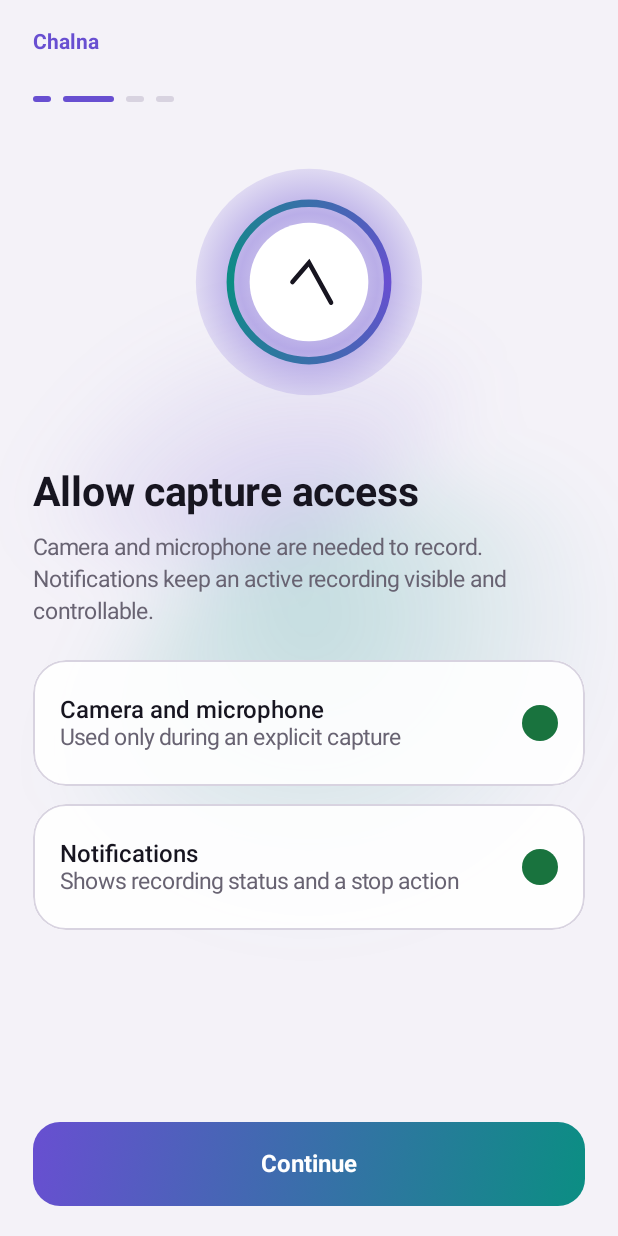
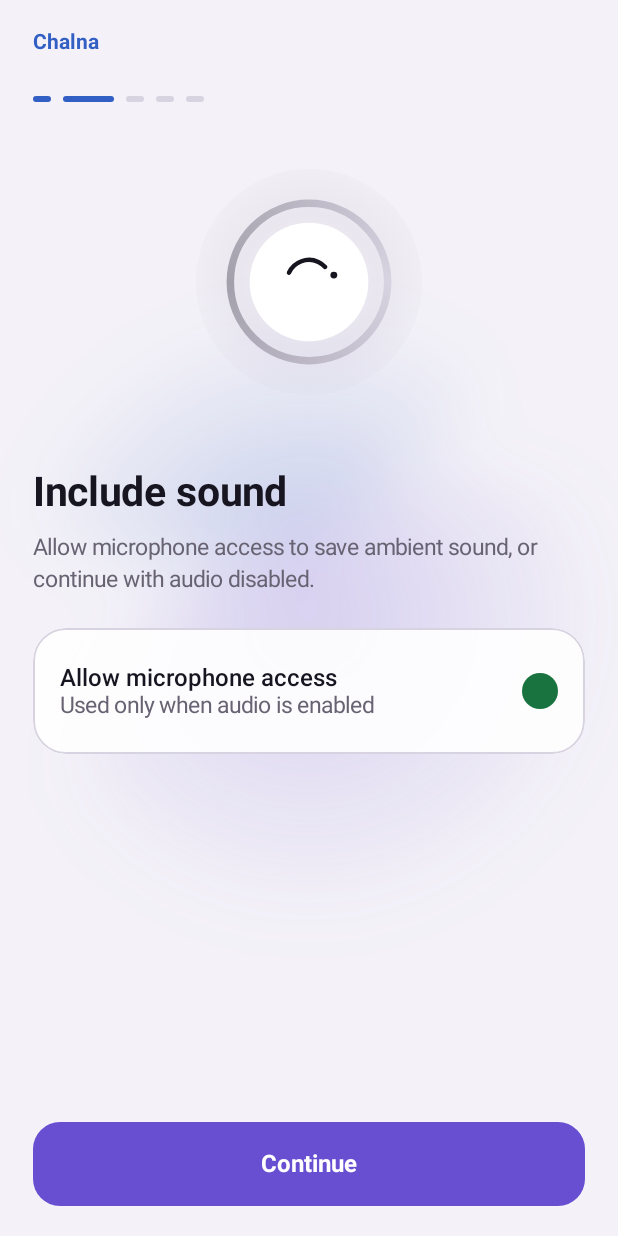
Before and after one commit to sampple-korea/chalna-android, an Android app built with Jetpack Compose: the screen it shows after launch (MainActivity), after a tap on "Continue", on a phone screen of 412 x 824 dp. Run offline under Robolectric (Android 15) with nearby library versions, the phone set to English and light mode, and no system bars; 1 other tap on this screen came first.

Commit message:
feat: refine setup and state-driven Aura

```diff
--- a/app/src/main/java/app/chalna/capture/ui/ChalnaApp.kt
+++ b/app/src/main/java/app/chalna/capture/ui/ChalnaApp.kt
@@ -32,7 +32,6 @@ import androidx.compose.ui.geometry.Offset
 import androidx.compose.ui.geometry.Size
 import androidx.compose.ui.graphics.Brush
 import androidx.compose.ui.graphics.Color
-import androidx.compose.ui.graphics.Path
 import androidx.compose.ui.graphics.StrokeCap
 import androidx.compose.ui.graphics.drawscope.Stroke
 import androidx.compose.ui.platform.LocalContext
@@ -121,14 +120,21 @@ private fun FluidBackdrop(static: Boolean) {
 private fun SetupFlow(state: ChalnaUiState, d: UiDependencies) {
     var step by rememberSaveable { mutableIntStateOf(0) }
     BackHandler(enabled = step > 0) { step-- }
-    val titles = listOf(R.string.setup_title_1, R.string.setup_title_2, R.string.setup_title_3, R.string.setup_title_4)
-    val bodies = listOf(R.string.setup_body_1, R.string.setup_body_2, R.string.setup_body_3, R.string.setup_body_4)
+    val titles = listOf(R.string.setup_title_1, R.string.setup_title_2, R.string.setup_title_3, R.string.setup_title_4, R.string.setup_title_5)
+    val bodies = listOf(R.string.setup_body_1, R.string.setup_body_2, R.string.setup_body_3, R.string.setup_body_4, R.string.setup_body_5)
+    val canContinue = when (step) {
+        0 -> state.cameraGranted
+        1 -> state.microphoneGranted || !state.sound
+        2 -> state.notificationsGranted
+        3 -> state.assistantSelected
+        else -> state.cameraGranted && (state.microphoneGranted || !state.sound) && state.notificationsGranted && state.assistantSelected
+    }
     ScreenColumn {
         TextLabel(stringResource(R.string.app_name), 14, ChalnaTheme.colors.accent, FontWeight.Bold)
         Spacer(Modifier.height(28.dp))
         StepDots(step)
         Spacer(Modifier.height(28.dp))
-        Aura(Modifier.align(Alignment.CenterHorizontally), active = step == 3, reducedMotion = state.reducedMotion)
+        Aura(Modifier.align(Alignment.CenterHorizontally), phase = if (step == 4) CapturePhase.READY else null, reducedMotion = state.reducedMotion)
         Spacer(Modifier.height(32.dp))
         AnimatedContent(step, label = "setup") { value ->
             Column {
@@ -137,27 +143,31 @@ private fun SetupFlow(state: ChalnaUiState, d: UiDependencies) {
                 Body(stringResource(bodies[value]))
                 Spacer(Modifier.height(24.dp))
                 when (value) {
-                    1 -> PermissionRows(state, d)
-                    2 -> ActionCard(R.string.open_assistant_settings, R.string.assistant_settings_hint, state.assistantSelected, d::openAssistantSettings)
-                    3 -> SummaryCard(state)
+                    0 -> ActionCard(R.string.allow_camera, R.string.camera_permission_hint, state.cameraGranted, d::requestCamera)
+                    1 -> AudioPermission(state, d)
+                    2 -> ActionCard(R.string.allow_notifications, R.string.notifications_hint, state.notificationsGranted, d::requestNotifications)
+                    3 -> ActionCard(R.string.open_assistant_settings, R.string.assistant_settings_hint, state.assistantSelected, d::openAssistantSettings)
+                    4 -> SummaryCard(state)
                 }
             }
         }
         Spacer(Modifier.weight(1f))
-        PrimaryButton(stringResource(if (step == 3) R.string.finish else R.string.continue_label), enabled = step != 1 || (state.cameraGranted && (state.microphoneGranted || !state.sound) && state.notificationsGranted)) {
-            if (step == 3) d.finishSetup() else step++
+        PrimaryButton(stringResource(if (step == 4) R.string.finish else R.string.continue_label), enabled = canContinue) {
+            if (step == 4) d.finishSetup() else step++
         }
     }
 }
 
-@Composable private fun PermissionRows(s: ChalnaUiState, d: UiDependencies) {
-    ActionCard(R.string.camera_microphone, R.string.camera_microphone_hint, s.cameraGranted && (s.microphoneGranted || !s.sound), d::requestCameraAndMicrophone)
+@Composable private fun AudioPermission(s: ChalnaUiState, d: UiDependencies) {
+    ActionCard(R.string.allow_microphone, R.string.microphone_permission_hint, s.microphoneGranted, d::requestMicrophone)
     if (!s.microphoneGranted && s.sound) {
         Spacer(Modifier.height(10.dp))
         SecondaryButton(stringResource(R.string.use_without_audio)) { d.setSound(false) }
     }
-    Spacer(Modifier.height(12.dp))
-    ActionCard(R.string.notifications, R.string.notifications_hint, s.notificationsGranted, d::requestNotifications)
+    if (!s.sound) {
+        Spacer(Modifier.height(10.dp))
+        TextLabel(stringResource(R.string.audio_disabled_ready), 14, ChalnaTheme.colors.positive)
+    }
 }
 
 @Composable private fun SummaryCard(s: ChalnaUiState) = GlassCard {
@@ -187,7 +197,7 @@ private fun SetupFlow(state: ChalnaUiState, d: UiDependencies) {
         IconButton(stringResource(R.string.settings)) { navigate(Route.CAPTURE) }
     }
     Spacer(Modifier.height(32.dp))
-    Aura(Modifier.align(Alignment.CenterHorizontally), active = s.phase == CapturePhase.RECORDING, reducedMotion = s.reducedMotion || s.powerSaver)
+    Aura(Modifier.align(Alignment.CenterHorizontally), phase = s.phase, reducedMotion = s.reducedMotion || s.powerSaver)
     Spacer(Modifier.height(24.dp))
     TextLabel(phaseTitle(s), 30, ChalnaTheme.colors.text, FontWeight.Bold, Modifier.fillMaxWidth(), TextAlign.Center)
     if (s.phase == CapturePhase.RECORDING || s.phase == CapturePhase.STOPPING) TextLabel(formatDuration(s.durationSeconds), 20, ChalnaTheme.colors.muted, FontWeight.Medium, Modifier.fillMaxWidth(), TextAlign.Center)
@@ -195,7 +205,7 @@ private fun SetupFlow(state: ChalnaUiState, d: UiDependencies) {
     s.errorMessage?.let { TextLabel(it, 14, ChalnaTheme.colors.danger, modifier = Modifier.fillMaxWidth(), align = TextAlign.Center) }
     Spacer(Modifier.height(22.dp))
     if (s.phase == CapturePhase.RECORDING) {
-        PrimaryButton(stringResource(R.string.stop_capture), onClick = d::toggleCapture)
+        StopButton(stringResource(R.string.stop_capture), onClick = d::toggleCapture)
     } else if (s.phase == CapturePhase.SAVED) {
         PrimaryButton(stringResource(R.string.open_video), onClick = d::openLastCapture)
     } else {
@@ -269,7 +279,7 @@ private fun SetupFlow(state: ChalnaUiState, d: UiDependencies) {
 }
 
 @Composable private fun AboutScreen(back: () -> Unit) = DetailScreen(R.string.about_privacy, back) {
-    Aura(Modifier.align(Alignment.CenterHorizontally).size(110.dp), false, true)
+    Aura(Modifier.align(Alignment.CenterHorizontally).size(110.dp), CapturePhase.READY, true)
     Spacer(Modifier.height(18.dp)); Heading(stringResource(R.string.app_name))
     Body(stringResource(R.string.version_info, BuildConfig.VERSION_NAME))
     Spacer(Modifier.height(24.dp)); Section(R.string.privacy)
@@ -285,7 +295,8 @@ private fun SetupFlow(state: ChalnaUiState, d: UiDependencies) {
 
 @Composable private fun ScreenColumn(content: @Composable ColumnScope.() -> Unit) = Column(Modifier.fillMaxSize().verticalScroll(rememberScrollState()).padding(horizontal = 22.dp, vertical = 20.dp), content = content)
 
-@Composable private fun Aura(modifier: Modifier = Modifier, active: Boolean, reducedMotion: Boolean) {
+@Composable private fun Aura(modifier: Modifier = Modifier, phase: CapturePhase?, reducedMotion: Boolean) {
+    val active = phase == CapturePhase.RECORDING
     val pulse = if (active && !reducedMotion) {
         val transition = rememberInfiniteTransition(label = "aura")
         val value by transition.animateFloat(.82f, 1f, infiniteRepeatable(tween(1200), RepeatMode.Reverse), label = "pulse")
@@ -293,17 +304,30 @@ private fun SetupFlow(state: ChalnaUiState, d: UiDependencies) {
     } else .82f
     val c = ChalnaTheme.colors
     val description = stringResource(if (active) R.string.aura_recording else R.string.aura_idle)
+    val ringColors = when (phase) {
+        CapturePhase.RECORDING -> listOf(c.accent, Color(0xFFFF76AF), c.danger, c.accent2, c.accent)
+        CapturePhase.STOPPING -> listOf(c.accent2, c.positive, c.accent2)
+        CapturePhase.ERROR -> listOf(c.warning, c.danger, c.warning)
+        null -> listOf(c.outline, c.muted.copy(alpha = .55f), c.outline)
+        else -> listOf(c.accent, c.accent2, c.accent)
+    }
+    val atmosphere = when (phase) {
+        CapturePhase.ERROR -> c.warning
+        CapturePhase.RECORDING -> c.danger
+        null -> c.outline
+        else -> c.accent
+    }
     Canvas(modifier.size(184.dp).semantics { contentDescription = description }) {
         val radius = size.minDimension / 2
-        drawCircle(Brush.radialGradient(listOf(c.accent.copy(.08f), c.accent.copy(.42f), Color.Transparent)), radius * pulse)
-        drawCircle(Brush.sweepGradient(listOf(c.accent, c.accent2, c.accent)), radius * .57f, style = Stroke(5.dp.toPx(), cap = StrokeCap.Round))
+        drawCircle(Brush.radialGradient(listOf(atmosphere.copy(.08f), atmosphere.copy(.38f), Color.Transparent)), radius * pulse)
+        drawCircle(Brush.sweepGradient(ringColors), radius * .57f, style = Stroke(5.dp.toPx(), cap = StrokeCap.Round))
         drawCircle(c.surfaceHigh, radius * .43f)
-        val path = Path().apply { moveTo(center.x - radius*.12f, center.y); lineTo(center.x, center.y-radius*.14f); lineTo(center.x+radius*.16f, center.y+radius*.15f) }
-        drawPath(path, c.text, style = Stroke(3.dp.toPx(), cap = StrokeCap.Round))
+        drawArc(c.text, 205f, 112f, false, Offset(center.x - radius * .16f, center.y - radius * .16f), Size(radius * .32f, radius * .32f), style = Stroke(3.dp.toPx(), cap = StrokeCap.Round))
+        drawCircle(c.text, radius * .025f, Offset(center.x + radius * .18f, center.y - radius * .05f))
     }
 }
 
-@Composable private fun StepDots(step: Int) = Row(horizontalArrangement = Arrangement.spacedBy(8.dp)) { repeat(4) { Box(Modifier.height(4.dp).width(if (it == step) 34.dp else 12.dp).clip(CircleShape).background(if (it <= step) ChalnaTheme.colors.accent else ChalnaTheme.colors.outline)) } }
+@Composable private fun StepDots(step: Int) = Row(horizontalArrangement = Arrangement.spacedBy(8.dp)) { repeat(5) { Box(Modifier.height(4.dp).width(if (it == step) 34.dp else 12.dp).clip(CircleShape).background(if (it <= step) ChalnaTheme.colors.accent else ChalnaTheme.colors.outline)) } }
 @Composable private fun GlassCard(content: @Composable ColumnScope.() -> Unit) = Column(Modifier.fillMaxWidth().clip(RoundedCornerShape(22.dp)).background(ChalnaTheme.colors.surface).border(1.dp, ChalnaTheme.colors.outline, RoundedCornerShape(22.dp)).padding(18.dp), content = content)
 @Composable private fun ActionCard(title: Int, body: Int, done: Boolean, click: () -> Unit) = GlassCard { Row(Modifier.clickableNoRipple(click = click).heightIn(min = 48.dp), verticalAlignment = Alignment.CenterVertically) { Column(Modifier.weight(1f)) { TextLabel(stringResource(title), 16, ChalnaTheme.colors.text, FontWeight.SemiBold); Body(stringResource(body)) }; StatusDot(done) } }
 @Composable private fun InfoCard(title: Int, body: Int, vararg args: Any) { Spacer(Modifier.height(10.dp)); GlassCard { TextLabel(stringResource(title), 16, ChalnaTheme.colors.text, FontWeight.SemiBold); Spacer(Modifier.height(4.dp)); Body(stringResource(body, *args)) } }
@@ -315,7 +339,8 @@ private fun SetupFlow(state: ChalnaUiState, d: UiDependencies) {
 @Composable private fun Toggle(on: Boolean) = Box(Modifier.width(48.dp).height(28.dp).clip(CircleShape).background(if(on) ChalnaTheme.colors.accent else ChalnaTheme.colors.outline).padding(3.dp), contentAlignment = if(on) Alignment.CenterEnd else Alignment.CenterStart) { Box(Modifier.size(22.dp).clip(CircleShape).background(Color.White)) }
 @Composable private fun Chevron() { val muted = ChalnaTheme.colors.muted; Canvas(Modifier.size(48.dp).padding(17.dp)) { drawLine(muted, Offset(size.width*.3f, 0f), Offset(size.width*.75f,size.height*.5f), 2.dp.toPx(), StrokeCap.Round); drawLine(muted, Offset(size.width*.75f,size.height*.5f), Offset(size.width*.3f,size.height), 2.dp.toPx(), StrokeCap.Round) } }
 @Composable private fun IconButton(description: String, click: () -> Unit) = Box(Modifier.size(48.dp).clip(CircleShape).background(ChalnaTheme.colors.surface).clickableNoRipple(click = click).semantics { contentDescription = description; role = Role.Button }, Alignment.Center) { TextLabel(if(description == stringResource(R.string.back)) "‹" else "⋯", 28, ChalnaTheme.colors.text, FontWeight.Normal) }
-@Composable private fun PrimaryButton(label: String, enabled: Boolean = true, onClick: () -> Unit) = Box(Modifier.fillMaxWidth().heightIn(min = 56.dp).clip(RoundedCornerShape(18.dp)).background(if(enabled) Brush.linearGradient(listOf(ChalnaTheme.colors.accent, ChalnaTheme.colors.accent2)) else Brush.linearGradient(listOf(ChalnaTheme.colors.outline, ChalnaTheme.colors.outline))).clickableNoRipple(enabled, onClick).semantics { role = Role.Button }, Alignment.Center) { TextLabel(label, 16, Color.White, FontWeight.Bold) }
+@Composable private fun PrimaryButton(label: String, enabled: Boolean = true, onClick: () -> Unit) = Box(Modifier.fillMaxWidth().heightIn(min = 56.dp).clip(RoundedCornerShape(18.dp)).background(if(enabled) ChalnaTheme.colors.accent2 else ChalnaTheme.colors.outline).clickableNoRipple(enabled, onClick).semantics { role = Role.Button }, Alignment.Center) { TextLabel(label, 16, Color.White, FontWeight.Bold) }
+@Composable private fun StopButton(label: String, onClick: () -> Unit) = Box(Modifier.fillMaxWidth().heightIn(min = 56.dp).clip(RoundedCornerShape(18.dp)).background(ChalnaTheme.colors.danger).clickableNoRipple(click = onClick).semantics { role = Role.Button }, Alignment.Center) { TextLabel(label, 16, Color.White, FontWeight.Bold) }
 @Composable private fun SecondaryButton(label: String, onClick: () -> Unit) = Box(Modifier.fillMaxWidth().heightIn(min = 52.dp).clip(RoundedCornerShape(18.dp)).border(1.dp, ChalnaTheme.colors.outline, RoundedCornerShape(18.dp)).clickableNoRipple(click = onClick), Alignment.Center) { TextLabel(label, 15, ChalnaTheme.colors.text, FontWeight.SemiBold) }
 @Composable private fun Heading(text: String) = TextLabel(text, 27, ChalnaTheme.colors.text, FontWeight.Bold, Modifier.semantics { heading() })
 @Composable private fun Section(id: Int) = TextLabel(stringResource(id), 14, ChalnaTheme.colors.accent, FontWeight.Bold)
--- a/app/src/main/java/app/chalna/capture/ui/ChalnaTheme.kt
+++ b/app/src/main/java/app/chalna/capture/ui/ChalnaTheme.kt
@@ -15,19 +15,20 @@ data class ChalnaColors(
     val accent: Color,
     val accent2: Color,
     val positive: Color,
+    val warning: Color,
     val danger: Color,
     val outline: Color,
 )
 
 val NightColors = ChalnaColors(
     Color(0xFF080A12), Color(0xD9151925), Color(0xFF222738), Color(0xFFF7F5FF),
-    Color(0xFFA9A9BA), Color(0xFFB7A1FF), Color(0xFF70E2D2), Color(0xFF86E6A7),
-    Color(0xFFFF7D8E), Color(0xFF3B4052),
+    Color(0xFFA9A9BA), Color(0xFF58D7FF), Color(0xFF896EFF), Color(0xFF64D5B0),
+    Color(0xFFFFB35E), Color(0xFFFF657F), Color(0xFF3B4052),
 )
 val MistColors = ChalnaColors(
     Color(0xFFF4F2F8), Color(0xE6FFFFFF), Color(0xFFFFFFFF), Color(0xFF171520),
-    Color(0xFF686372), Color(0xFF684FD1), Color(0xFF0B8E83), Color(0xFF19733E),
-    Color(0xFFB4233D), Color(0xFFD8D3E0),
+    Color(0xFF686372), Color(0xFF325FC4), Color(0xFF684FD1), Color(0xFF19733E),
+    Color(0xFFA85800), Color(0xFFB4233D), Color(0xFFD8D3E0),
 )
 
 val LocalChalnaColors = staticCompositionLocalOf { NightColors }
--- a/app/src/main/java/app/chalna/capture/ui/ProductionUiDependencies.kt
+++ b/app/src/main/java/app/chalna/capture/ui/ProductionUiDependencies.kt
@@ -43,9 +43,8 @@ class ProductionUiDependencies(
     private val tick = MutableStateFlow(System.currentTimeMillis())
     private val diagnosticsVisible = MutableStateFlow(true)
 
-    private val capturePermissions = activity.registerForActivityResult(
-        ActivityResultContracts.RequestMultiplePermissions(),
-    ) { refreshSnapshot() }
+    private val cameraPermission = activity.registerForActivityResult(ActivityResultContracts.RequestPermission()) { refreshSnapshot() }
+    private val microphonePermission = activity.registerForActivityResult(ActivityResultContracts.RequestPermission()) { refreshSnapshot() }
     private val notificationPermission = activity.registerForActivityResult(
         ActivityResultContracts.RequestPermission(),
     ) { refreshSnapshot() }
@@ -128,14 +127,9 @@ class ProductionUiDependencies(
         CaptureService.dispatch(activity, action, "activity-${UUID.randomUUID()}")
     }
 
-    override fun requestCameraAndMicrophone() {
-        val permissions = if (settingsStore.settings.value.audioEnabled) {
-            arrayOf(Manifest.permission.CAMERA, Manifest.permission.RECORD_AUDIO)
-        } else {
-            arrayOf(Manifest.permission.CAMERA)
-        }
-        capturePermissions.launch(permissions)
-    }
+    override fun requestCamera() = cameraPermission.launch(Manifest.permission.CAMERA)
+
+    override fun requestMicrophone() = microphonePermission.launch(Manifest.permission.RECORD_AUDIO)
 
     override fun requestNotifications() {
         if (Build.VERSION.SDK_INT >= 33) notificationPermission.launch(Manifest.permission.POST_NOTIFICATIONS)
--- a/app/src/main/java/app/chalna/capture/ui/UiContract.kt
+++ b/app/src/main/java/app/chalna/capture/ui/UiContract.kt
@@ -12,10 +12,10 @@ data class ChalnaUiState(
     val durationSeconds: Long = 0,
     val lastSavedName: String? = null,
     val errorMessage: String? = null,
-    val quality: VideoQuality = VideoQuality.FHD,
+    val quality: VideoQuality = VideoQuality.AUTO,
     val appearance: AppearanceMode = AppearanceMode.SYSTEM,
     val haptics: Boolean = true,
-    val sound: Boolean = false,
+    val sound: Boolean = true,
     val autoStopSeconds: Int = 0,
     val reducedMotion: Boolean = false,
     val assistantSelected: Boolean = false,
@@ -30,7 +30,8 @@ data class ChalnaUiState(
 interface UiDependencies {
     val state: StateFlow<ChalnaUiState>
     fun toggleCapture()
-    fun requestCameraAndMicrophone()
+    fun requestCamera()
+    fun requestMicrophone()
     fun requestNotifications()
     fun openAssistantSettings()
     fun finishSetup()
--- a/app/src/main/res/values/strings.xml
+++ b/app/src/main/res/values/strings.xml
@@ -1,16 +1,21 @@
 <resources>
     <string name="app_name">Chalna</string>
     <string name="local_private">Local capture · private by design</string>
-    <string name="setup_title_1">Capture at the moment you ask</string>
-    <string name="setup_body_1">Chalna starts only after an Assistant invocation, notification action, or a diagnostics confirmation. There is no pre-capture.</string>
-    <string name="setup_title_2">Allow capture access</string>
-    <string name="setup_body_2">Camera and microphone are needed to record. Notifications keep an active recording visible and controllable.</string>
-    <string name="setup_title_3">Choose Chalna as your Assistant</string>
-    <string name="setup_body_3">Open Android settings, select Chalna as the digital assistant app, then return here.</string>
-    <string name="setup_title_4">Ready for the first moment</string>
-    <string name="setup_body_4">Review your setup. You can change quality, appearance, and feedback later.</string>
+    <string name="setup_title_1">Camera access</string>
+    <string name="setup_body_1">Camera permission is required to start video after an Assistant invocation. The camera stays off before your trigger.</string>
+    <string name="setup_title_2">Include sound</string>
+    <string name="setup_body_2">Allow microphone access to save ambient sound, or continue with audio disabled.</string>
+    <string name="setup_title_3">Recording status</string>
+    <string name="setup_body_3">Notifications keep an active recording visible and provide an immediate stop action.</string>
+    <string name="setup_title_4">Change the default Assistant</string>
+    <string name="setup_body_4">Chalna will replace Gemini or your current voice assistant for the device Assistant gesture. You can switch back in Android settings.</string>
+    <string name="setup_title_5">Setup complete</string>
+    <string name="setup_body_5">Invoke the device Assistant action to start recording. Invoke it again to stop and save.</string>
     <string name="continue_label">Continue</string><string name="finish">Finish setup</string>
     <string name="camera_microphone">Camera and microphone</string><string name="camera_microphone_hint">Used only during an explicit capture</string>
+    <string name="allow_camera">Allow camera access</string><string name="camera_permission_hint">Required for video capture after your trigger</string>
+    <string name="allow_microphone">Allow microphone access</string><string name="microphone_permission_hint">Used only when audio is enabled</string>
+    <string name="allow_notifications">Allow notifications</string><string name="audio_disabled_ready">Audio is off. Microphone permission is not required.</string>
     <string name="notifications">Notifications</string><string name="notifications_hint">Shows recording status and a stop action</string>
     <string name="open_assistant_settings">Open Assistant settings</string><string name="assistant_settings_hint">Select Chalna, then come back</string>
     <string name="assistant_selected">Chalna selected as Assistant</string><string name="ready">Ready</string><string name="action_needed">Action needed</string>
```
Also changed, not shown: 4 other files.
